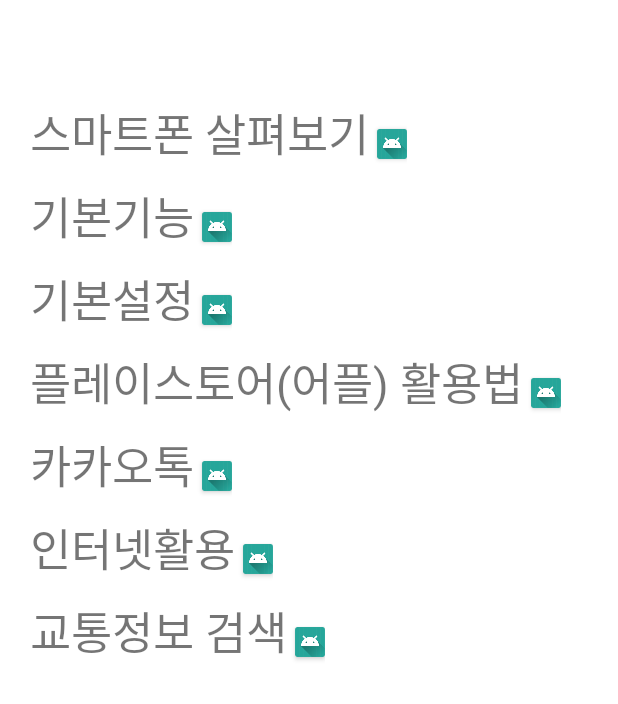
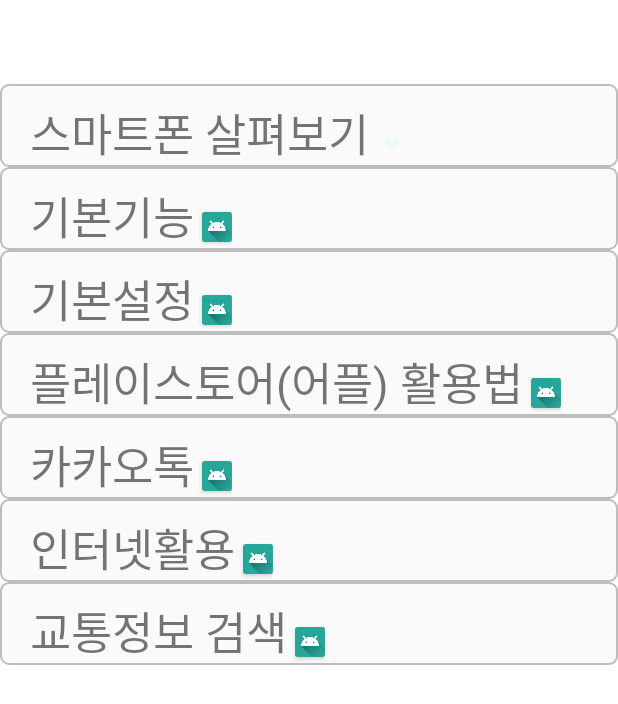
Before and after one commit to SHParks/KPJ, an Android app: the layout activity_item_list.xml on its own in the app's theme, with its tools: preview values and no code run, on a phone screen of 412 x 824 dp. Shown: the top 704 px of the screen. Run offline under Robolectric (Android 15) with nearby library versions, the phone set to English and light mode, and no system bars; plain views replace ObservableScrollView.

Commit message:
디자인 수정중

```diff
--- /dev/null
+++ b/app/src/main/res/drawable/main_list.xml
@@ -0,0 +1,15 @@
+<?xml version="1.0" encoding="utf-8"?>
+<shape xmlns:android="http://schemas.android.com/apk/res/android"
+    android:shape="rectangle"
+    android:dither="true"
+    >
+    <solid
+        android:color="#FAFAFA"
+        />
+    <stroke
+        android:width="1dp" android:color="#BDBDBD"
+        />
+    <corners
+        android:radius="5dp"
+        />
+</shape>
--- a/app/src/main/res/layout/activity_item_list.xml
+++ b/app/src/main/res/layout/activity_item_list.xml
@@ -28,9 +28,12 @@
                     android:layout_width="match_parent"
                     android:layout_height="match_parent"
                     android:orientation="vertical">
+
                     <RelativeLayout
+                        android:background="@drawable/main_list"
                         android:layout_width="match_parent"
-                        android:layout_height="wrap_content">
+                        android:layout_height="wrap_content"
+                        >
                         <LinearLayout
                             android:layout_width="wrap_content"
                             android:layout_height="wrap_content">
@@ -46,7 +49,7 @@
                                 android:id="@+id/btn_lookaround"
                                 android:layout_width="20dp"
                                 android:layout_height="20dp"
-                                android:background="@mipmap/ic_launcher_round"
+                                android:background="@drawable/down"
                                 android:layout_marginTop="10dp"
                                 android:layout_marginLeft="5dp"/>
                         </LinearLayout>
@@ -74,6 +77,7 @@
                     </RelativeLayout>
 
                     <RelativeLayout
+                        android:background="@drawable/main_list"
                         android:layout_width="match_parent"
                         android:layout_height="wrap_content">
                         <LinearLayout
@@ -148,6 +152,7 @@
                     </RelativeLayout>
 
                     <RelativeLayout
+                        android:background="@drawable/main_list"
                         android:layout_width="match_parent"
                         android:layout_height="wrap_content">
                         <LinearLayout
@@ -215,59 +220,69 @@
 
                     <RelativeLayout
                         android:layout_width="match_parent"
-                        android:layout_height="wrap_content">
+                        android:layout_height="wrap_content"
+                        android:layout_alignBottom="@+id/list_kakaotalk"
+                        android:layout_toEndOf="@+id/list_kakaotalk"
+                        android:background="@drawable/main_list">
+
                         <LinearLayout
                             android:layout_width="wrap_content"
                             android:layout_height="wrap_content">
+
                             <TextView
                                 android:layout_width="wrap_content"
                                 android:layout_height="wrap_content"
+                                android:layout_marginLeft="20dp"
+                                android:layout_marginTop="10dp"
                                 android:text="플레이스토어(어플) 활용법"
-                                android:layout_marginTop="10dp"
-                                android:textSize="30dp"
-                                android:layout_marginLeft="20dp"/>
+                                android:textSize="30dp" />
 
                             <Button
                                 android:id="@+id/btn_playstore"
                                 android:layout_width="20dp"
                                 android:layout_height="20dp"
-                                android:background="@mipmap/ic_launcher_round"
+                                android:layout_marginLeft="5dp"
                                 android:layout_marginTop="10dp"
-                                android:layout_marginLeft="5dp"/>
+                                android:background="@mipmap/ic_launcher_round" />
                         </LinearLayout>
 
                         <LinearLayout
+                            android:id="@+id/list_playstore"
                             android:layout_width="wrap_content"
                             android:layout_height="wrap_content"
                             android:layout_marginLeft="30dp"
+                            android:layout_marginTop="50dp"
                             android:orientation="vertical"
-                            android:layout_marginTop="50dp"
-                            android:visibility="gone"
-                            android:id="@+id/list_playstore">
+                            android:visibility="gone">
+
                             <TextView
                                 android:id="@+id/tx_playstore_basic"
                                 android:layout_width="wrap_content"
                                 android:layout_height="wrap_content"
-                                android:text="- 기본설명"/>
+                                android:text="- 기본설명" />
+
                             <TextView
                                 android:id="@+id/tx_playstore_search"
                                 android:layout_width="wrap_content"
                                 android:layout_height="wrap_content"
-                                android:text="- 구글스토어 접속/검색"/>
+                                android:text="- 구글스토어 접속/검색" />
+
                             <TextView
                                 android:id="@+id/tx_playstore_install"
                                 android:layout_width="wrap_content"
                                 android:layout_height="wrap_content"
-                                android:text="- 어플리케이션 설치"/>
+                                android:text="- 어플리케이션 설치" />
+
                             <TextView
                                 android:id="@+id/tx_playstore_delete"
                                 android:layout_width="wrap_content"
                                 android:layout_height="wrap_content"
-                                android:text="- 어플리케이션 삭제"/>
+                                android:text="- 어플리케이션 삭제" />
                         </LinearLayout>
                     </RelativeLayout>
 
                     <RelativeLayout
+                        android:background="@drawable/main_list"
                         android:layout_width="match_parent"
                         android:layout_height="wrap_content">
                         <LinearLayout
@@ -333,6 +348,7 @@
                         </LinearLayout>
                     </RelativeLayout>
                     <RelativeLayout
+                        android:background="@drawable/main_list"
                         android:layout_width="match_parent"
                         android:layout_height="wrap_content">
                         <LinearLayout
@@ -387,6 +403,7 @@
                     </RelativeLayout>
 
                     <RelativeLayout
+                        android:background="@drawable/main_list"
                         android:layout_width="match_parent"
                         android:layout_height="wrap_content">
                         <LinearLayout
--- a/app/src/main/res/layout/activity_main.xml
+++ b/app/src/main/res/layout/activity_main.xml
@@ -101,7 +101,7 @@
             android:visibility="visible"
             android:layout_width="match_parent"
             android:layout_height="@dimen/tab_height"
-            android:background="#dadada" />
+            android:background="#E0F8F7" />
 
 
     </LinearLayout>
```
Also changed, not shown: app/src/main/res/drawable/down.png (added).
